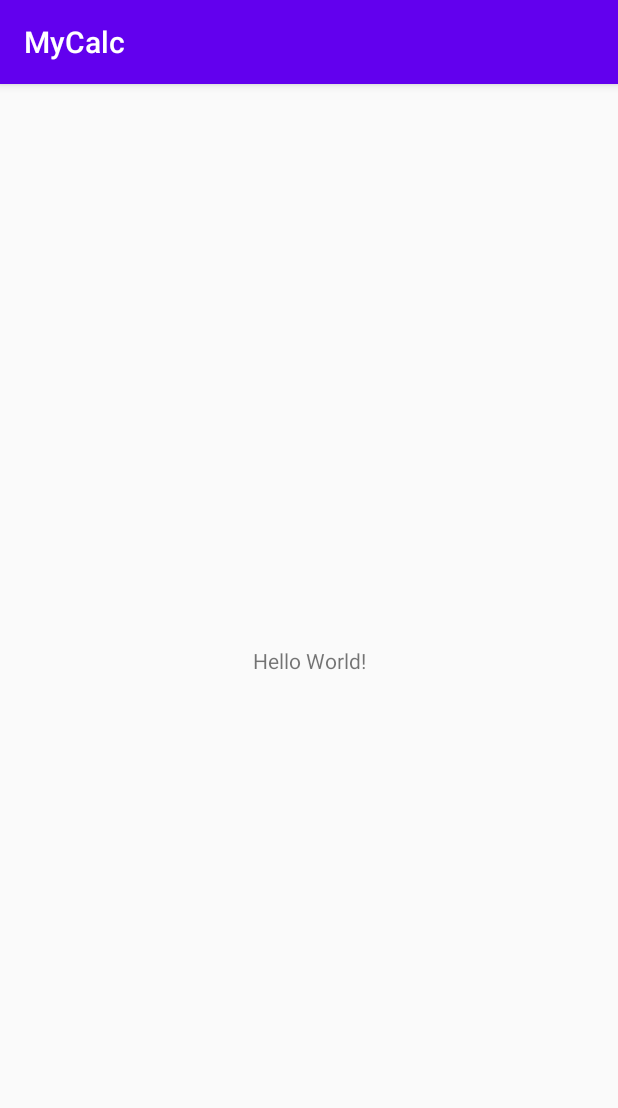
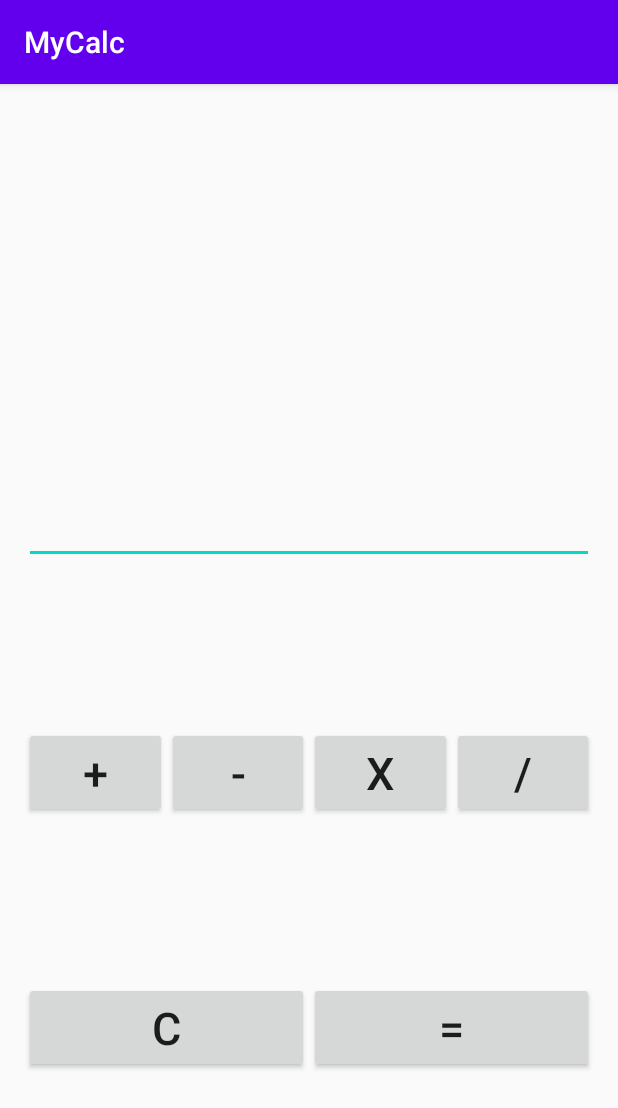
Before and after one commit to Kiatsko/MyCalc, an Android app: the screen it shows after launch (MainActivity), on a phone screen of 412 x 824 dp. Shown: the top 1108 px of the screen. Run offline under Robolectric (Android 15) with nearby library versions, the phone set to English and light mode, and no system bars; 2 statements that could not run were skipped.

Commit message:
First coding

```diff
--- a/app/src/main/java/com/knstntn/mycalc/MainActivity.kt
+++ b/app/src/main/java/com/knstntn/mycalc/MainActivity.kt
@@ -2,10 +2,37 @@ package com.knstntn.mycalc
 
 import androidx.appcompat.app.AppCompatActivity
 import android.os.Bundle
+import android.widget.TextView
+
+enum class Operation {
+    PLUS, MINUS, MULTIPLE, DIVIDE
+}
 
 class MainActivity : AppCompatActivity() {
     override fun onCreate(savedInstanceState: Bundle?) {
         super.onCreate(savedInstanceState)
         setContentView(R.layout.activity_main)
+
+        var operation: Operation? = null
+        var number: Double? = null
+
+        val txView = findViewById(R.id.textView)
+        val editTxt = findViewById<TextView>(R.id.editTextNumberDecimal)
+        val plus = findViewById<TextView>(R.id.buttonPlus)
+        val minus = findViewById<TextView>(R.id.buttonMinus)
+        val mult = findViewById<TextView>(R.id.buttonMult)
+        val div = findViewById<TextView>(R.id.buttonDiv)
+        val clean = findViewById<TextView>(R.id.buttonClean)
+        val equals = findViewById<TextView>(R.id.buttonEquals)
+
+        val function
+
+        clean.setOnClickListener{
+            txView = ""
+            editTxt = ""
+            number = null
+            operation = null
+        }
+
     }
 }
--- a/app/src/main/res/layout/activity_main.xml
+++ b/app/src/main/res/layout/activity_main.xml
@@ -7,12 +7,103 @@
     tools:context=".MainActivity">
 
     <TextView
-        android:layout_width="wrap_content"
+        android:id="@+id/textView"
+        android:layout_width="0dp"
         android:layout_height="wrap_content"
-        android:text="Hello World!"
-        app:layout_constraintBottom_toBottomOf="parent"
+        android:layout_marginLeft="16dp"
+        android:layout_marginRight="16dp"
+        android:text=""
+        android:textSize="24sp"
+        app:layout_constraintBottom_toTopOf="@+id/editTextNumberDecimal"
+        app:layout_constraintHorizontal_bias="0.5"
         app:layout_constraintLeft_toLeftOf="parent"
         app:layout_constraintRight_toRightOf="parent"
         app:layout_constraintTop_toTopOf="parent" />
 
+    <Button
+        android:id="@+id/buttonPlus"
+        android:layout_width="0dp"
+        android:layout_height="wrap_content"
+        android:layout_marginStart="16dp"
+        android:text="+"
+        android:textSize="30sp"
+        app:layout_constraintBottom_toTopOf="@+id/buttonClean"
+        app:layout_constraintEnd_toStartOf="@+id/buttonMinus"
+        app:layout_constraintHorizontal_bias="0.5"
+        app:layout_constraintStart_toStartOf="parent"
+        app:layout_constraintTop_toBottomOf="@+id/editTextNumberDecimal" />
+
+    <Button
+        android:id="@+id/buttonMinus"
+        android:layout_width="0dp"
+        android:layout_height="wrap_content"
+        android:text="-"
+        android:textSize="30sp"
+        app:layout_constraintEnd_toStartOf="@+id/buttonMult"
+        app:layout_constraintHorizontal_bias="0.5"
+        app:layout_constraintStart_toEndOf="@+id/buttonPlus"
+        app:layout_constraintTop_toTopOf="@+id/buttonPlus" />
+
+    <Button
+        android:id="@+id/buttonMult"
+        android:layout_width="0dp"
+        android:layout_height="wrap_content"
+        android:text="x"
+        android:textSize="30sp"
+        app:layout_constraintEnd_toStartOf="@+id/buttonDiv"
+        app:layout_constraintHorizontal_bias="0.5"
+        app:layout_constraintStart_toEndOf="@+id/buttonMinus"
+        app:layout_constraintTop_toTopOf="@+id/buttonMinus" />
+
+    <Button
+        android:id="@+id/buttonDiv"
+        android:layout_width="0dp"
+        android:layout_height="wrap_content"
+        android:layout_marginEnd="16dp"
+        android:text="/"
+        android:textSize="30sp"
+        app:layout_constraintEnd_toEndOf="parent"
+        app:layout_constraintHorizontal_bias="0.5"
+        app:layout_constraintStart_toEndOf="@+id/buttonMult"
+        app:layout_constraintTop_toTopOf="@+id/buttonMult" />
+
+    <Button
+        android:id="@+id/buttonClean"
+        android:layout_width="0dp"
+        android:layout_height="wrap_content"
+        android:layout_marginStart="16dp"
+        android:text="C"
+        android:textSize="30sp"
+        app:layout_constraintBottom_toBottomOf="parent"
+        app:layout_constraintEnd_toStartOf="@+id/buttonEquals"
+        app:layout_constraintHorizontal_bias="0.5"
+        app:layout_constraintStart_toStartOf="parent"
+        app:layout_constraintTop_toBottomOf="@+id/buttonPlus" />
+
+    <Button
+        android:id="@+id/buttonEquals"
+        android:layout_width="0dp"
+        android:layout_height="wrap_content"
+        android:layout_marginEnd="16dp"
+        android:text="="
+        android:textSize="30sp"
+        app:layout_constraintEnd_toEndOf="parent"
+        app:layout_constraintHorizontal_bias="0.5"
+        app:layout_constraintStart_toEndOf="@+id/buttonClean"
+        app:layout_constraintTop_toTopOf="@+id/buttonClean" />
+
+    <EditText
+        android:id="@+id/editTextNumberDecimal"
+        android:layout_width="0dp"
+        android:layout_height="wrap_content"
+        android:layout_marginStart="16dp"
+        android:layout_marginEnd="16dp"
+        android:ems="10"
+        android:inputType="numberDecimal"
+        android:textSize="36sp"
+        app:layout_constraintBottom_toTopOf="@+id/buttonPlus"
+        app:layout_constraintEnd_toEndOf="parent"
+        app:layout_constraintStart_toStartOf="parent"
+        app:layout_constraintTop_toBottomOf="@+id/textView" />
+
 </androidx.constraintlayout.widget.ConstraintLayout>
```
